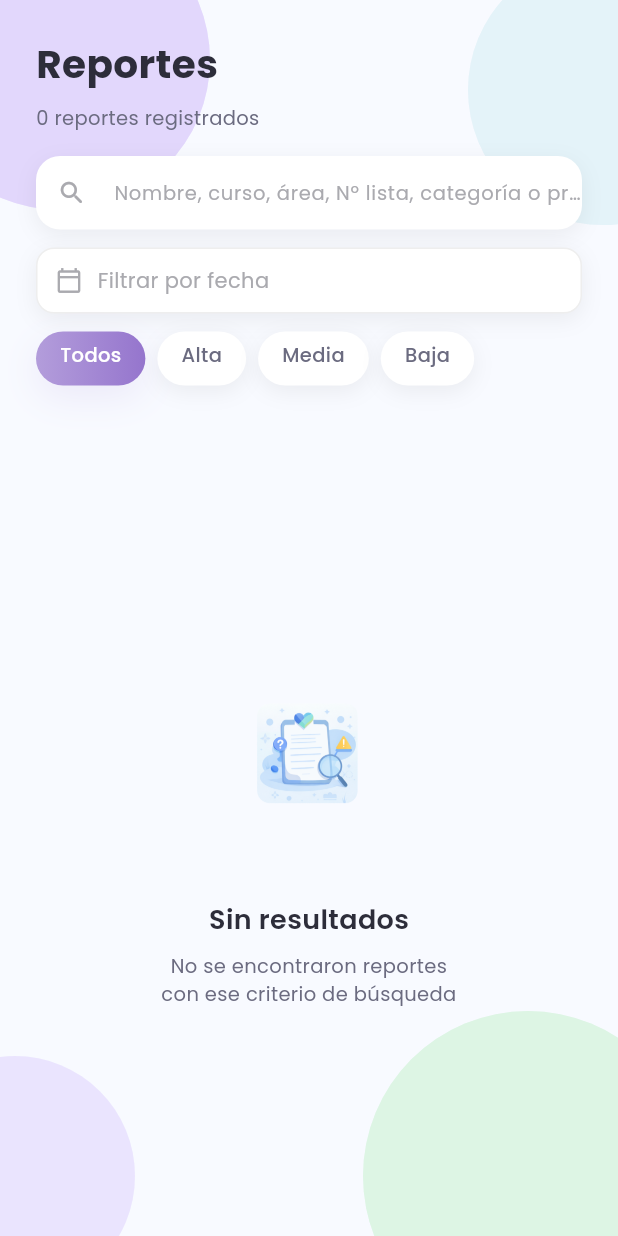
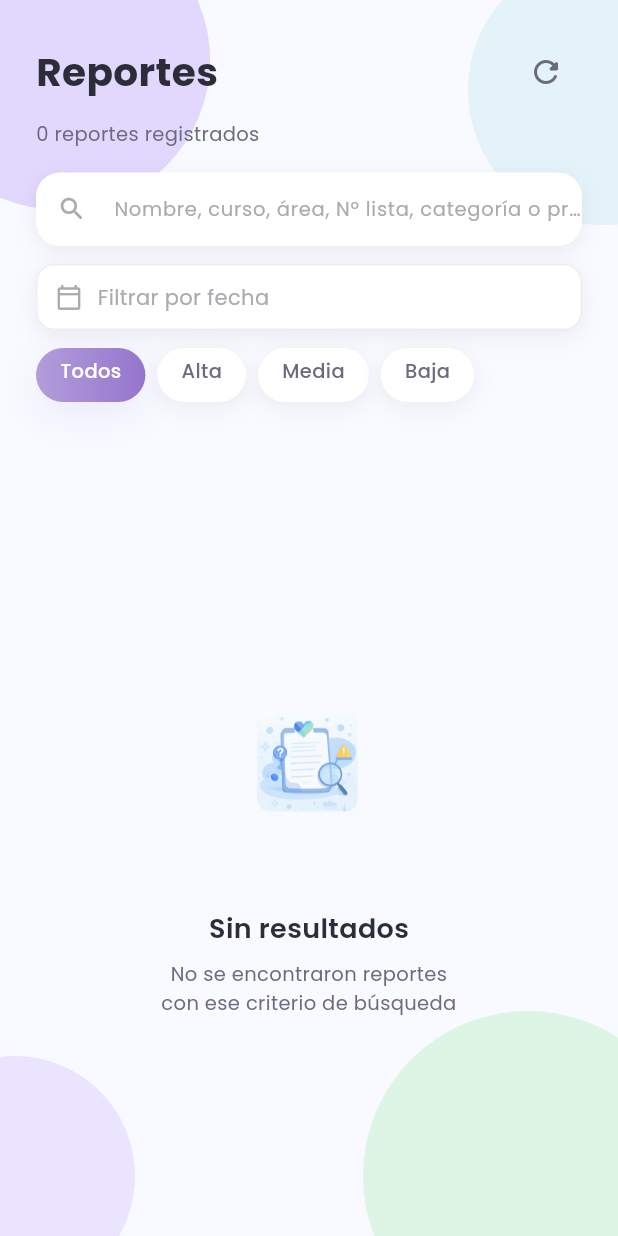
Before and after one commit to Luishernandez001/sirenamaster, a Flutter app: the ReportsListScreen widget shown alone on an empty page, opened directly, on a phone screen of 412 x 824 dp. Run offline on Flutter 3.47's test engine with Material 3 defaults, Android fonts, the phone set to English and light mode, and no system bars; our stand-ins replace cloud_firestore, firebase_auth, firebase_core, google_fonts; accounts and stored records are empty.

```diff
--- /dev/null
+++ b/lib/core/utils/report_firestore.dart
@@ -0,0 +1,23 @@
+import 'package:cloud_firestore/cloud_firestore.dart';
+
+/// Ordena por `fechaHora` (más reciente primero). Documentos sin campo o con
+/// tipo inesperado van al final. Evita depender de `orderBy` en Firestore (índices
+/// y datos legacy en prototipos).
+void sortReportDocsByFechaDesc(List<QueryDocumentSnapshot<Object?>> docs) {
+  int millis(QueryDocumentSnapshot<Object?> d) {
+    final data = d.data();
+    if (data is! Map<String, dynamic>) return 0;
+    final fh = data['fechaHora'];
+    if (fh is Timestamp) return fh.millisecondsSinceEpoch;
+    return 0;
+  }
+
+  docs.sort((a, b) => millis(b).compareTo(millis(a)));
+}
+
+Future<List<QueryDocumentSnapshot<Object?>>> fetchSortedReportDocs() async {
+  final snapshot = await FirebaseFirestore.instance.collection('reportes').get();
+  final docs = List<QueryDocumentSnapshot<Object?>>.from(snapshot.docs);
+  sortReportDocsByFechaDesc(docs);
+  return docs;
+}
--- a/lib/main.dart
+++ b/lib/main.dart
@@ -14,12 +14,10 @@ import 'views/welcome_screen.dart';
 Future<void> main() async {
   WidgetsFlutterBinding.ensureInitialized();
 
-  // Inicializa Firebase con las opciones generadas por FlutterFire CLI
   await Firebase.initializeApp(
     options: DefaultFirebaseOptions.currentPlatform,
   );
 
-  // Hace la barra de estado transparente para un look más premium
   SystemChrome.setSystemUIOverlayStyle(
     const SystemUiOverlayStyle(
       statusBarColor: Colors.transparent,
--- a/lib/views/reports_list_screen.dart
+++ b/lib/views/reports_list_screen.dart
@@ -8,6 +8,7 @@ import 'package:google_fonts/google_fonts.dart';
 import 'package:cloud_firestore/cloud_firestore.dart';
 import '../core/constants/colors.dart';
 import '../core/models/report_model.dart';
+import '../core/utils/report_firestore.dart';
 import '../widgets/soft_card.dart';
 import '../widgets/decorative_background.dart';
 import '../widgets/priority_badge.dart';
@@ -32,12 +33,18 @@ class _ReportsListScreenState extends State<ReportsListScreen> {
   // Filtros disponibles
   final List<String> _filters = ['Todos', 'Alta', 'Media', 'Baja'];
 
-  late final Stream<QuerySnapshot> _reportesStream;
+  late Future<List<QueryDocumentSnapshot<Object?>>> _reportesFuture;
 
   @override
   void initState() {
     super.initState();
-    _reportesStream = FirebaseFirestore.instance.collection('reportes').orderBy('fechaHora', descending: true).snapshots();
+    _reportesFuture = fetchSortedReportDocs();
+  }
+
+  void _reloadReports() {
+    setState(() {
+      _reportesFuture = fetchSortedReportDocs();
+    });
   }
 
   /// Minúsculas y sin tildes para comparar búsqueda con datos (p. ej. "academico" ≈ "Académico").
@@ -123,6 +130,9 @@ class _ReportsListScreenState extends State<ReportsListScreen> {
           children: [
             Padding(
               padding: const EdgeInsets.fromLTRB(24, 24, 24, 0),
+              child: Row(
+                children: [
+                  Expanded(
                     child: Text(
                       'Reportes',
                       style: GoogleFonts.poppins(
@@ -132,16 +142,28 @@ class _ReportsListScreenState extends State<ReportsListScreen> {
                       ),
                     ),
                   ),
+                  IconButton(
+                    onPressed: _reloadReports,
+                    icon: const Icon(Icons.refresh_rounded),
+                    color: AppColors.textMedium,
+                    tooltip: 'Recargar reportes',
+                  ),
+                ],
+              ),
+            ),
             const SizedBox(height: 8),
             Padding(
               padding: const EdgeInsets.symmetric(horizontal: 24),
-              child: StreamBuilder<QuerySnapshot>(
-                stream: _reportesStream,
+              child: FutureBuilder<List<QueryDocumentSnapshot<Object?>>>(
+                future: _reportesFuture,
                 builder: (context, snapshot) {
                   if (snapshot.hasError) {
-                    return Text('Error al cargar el conteo', style: GoogleFonts.poppins(fontSize: 13, color: AppColors.textMedium));
+                    return Text(
+                      'No se pudo cargar el conteo',
+                      style: GoogleFonts.poppins(fontSize: 13, color: AppColors.textMedium),
+                    );
                   }
-                  final n = snapshot.data?.docs.length;
+                  final n = snapshot.data?.length;
                   final label = n == null ? '…' : '$n';
                   return Text(
                     '$label reportes registrados',
@@ -154,7 +176,7 @@ class _ReportsListScreenState extends State<ReportsListScreen> {
               ),
             ),
             const SizedBox(height: 16),
-            // Fuera del StreamBuilder principal: evita perder el foco al escribir (p. ej. Flutter web + snapshots).
+            // Fuera del FutureBuilder principal: evita perder el foco al escribir.
             Padding(
               padding: const EdgeInsets.symmetric(horizontal: 24),
               child: Container(
@@ -271,17 +293,32 @@ class _ReportsListScreenState extends State<ReportsListScreen> {
             ),
             const SizedBox(height: 16),
             Expanded(
-              child: StreamBuilder<QuerySnapshot>(
-                stream: _reportesStream,
+              child: FutureBuilder<List<QueryDocumentSnapshot<Object?>>>(
+                future: _reportesFuture,
                 builder: (context, snapshot) {
                   if (snapshot.hasError) {
-                    return Center(child: Text('Error cargando reportes', style: GoogleFonts.poppins(color: AppColors.textMedium)));
+                    return Center(
+                      child: Column(
+                        mainAxisAlignment: MainAxisAlignment.center,
+                        children: [
+                          Text(
+                            'Error cargando reportes',
+                            style: GoogleFonts.poppins(color: AppColors.textMedium),
+                          ),
+                          const SizedBox(height: 8),
+                          TextButton(
+                            onPressed: _reloadReports,
+                            child: const Text('Reintentar'),
+                          ),
+                        ],
+                      ),
+                    );
                   }
-                  if (snapshot.connectionState == ConnectionState.waiting && !snapshot.hasData) {
+                  if (snapshot.connectionState == ConnectionState.waiting) {
                     return const Center(child: CircularProgressIndicator());
                   }
 
-                  final docs = snapshot.data?.docs ?? [];
+                  final docs = snapshot.data ?? const <QueryDocumentSnapshot<Object?>>[];
                   final reports = _mapDocsToReports(docs);
                   final filtered = _applyFilters(reports);
 
```
Also changed, not shown: lib/core/utils/user_access.dart (added, +111 -0 lines), lib/views/home_screen.dart (+78 -103 lines), firebase.json, 2 other files. Lines whose indentation alone changed are shown as unchanged.
